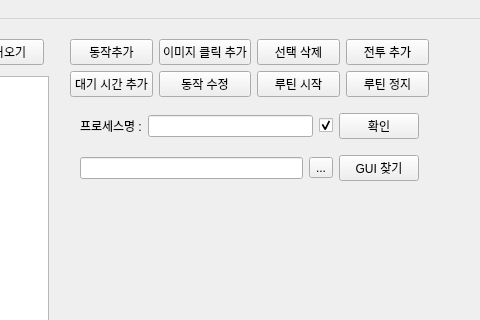
eglabsid/AutonomousQA_Tool, file main_window.ui: the form before one commit; both pictures show x 420 to 900 and y 0 to 320 of the 1003 by 894 pixel window.
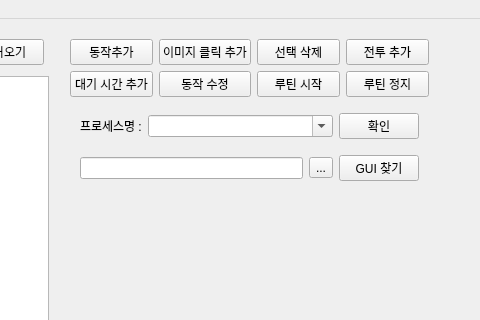
The form after the commit. Icons and pictures are not drawn.

What changed in the file:
```diff
--- a/main_window.ui
+++ b/main_window.ui
@@ -269,14 +269,14 @@
                 </widget>
                </item>
                <item>
-                <widget class="QLineEdit" name="process_name"/>
-               </item>
-               <item>
-                <widget class="QCheckBox" name="pcheck">
-                 <property name="text">
-                  <string/>
+                <widget class="QComboBox" name="process_list">
+                 <property name="sizePolicy">
+                  <sizepolicy hsizetype="Expanding" vsizetype="Fixed">
+                   <horstretch>0</horstretch>
+                   <verstretch>0</verstretch>
+                  </sizepolicy>
                  </property>
-                 <property name="checked">
+                 <property name="editable">
                   <bool>true</bool>
                  </property>
                 </widget>
```
